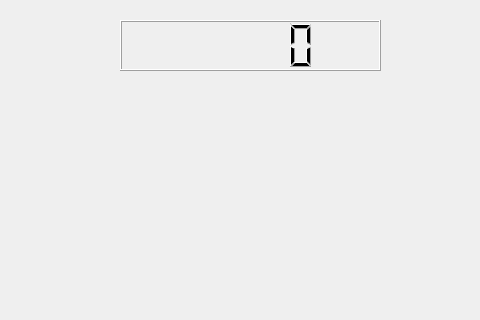
Old version of the form mainwindow.ui in the repository dermesser/StockGame; both pictures show x 350 to 830 and y 0 to 320 of the 1095 by 488 pixel window.
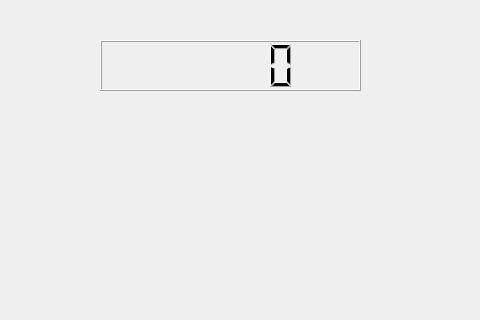
New version of the form. Custom widgets are drawn as their Qt base class.

Commit message: Changed window title

```diff
--- a/mainwindow.ui
+++ b/mainwindow.ui
@@ -27,8 +27,8 @@
    <widget class="QLCDNumber" name="lcdMoney">
     <property name="geometry">
      <rect>
-      <x>470</x>
-      <y>20</y>
+      <x>450</x>
+      <y>40</y>
       <width>261</width>
       <height>51</height>
      </rect>
```
Left out of the diff: 2 changed lines with no effect on the pictures.
